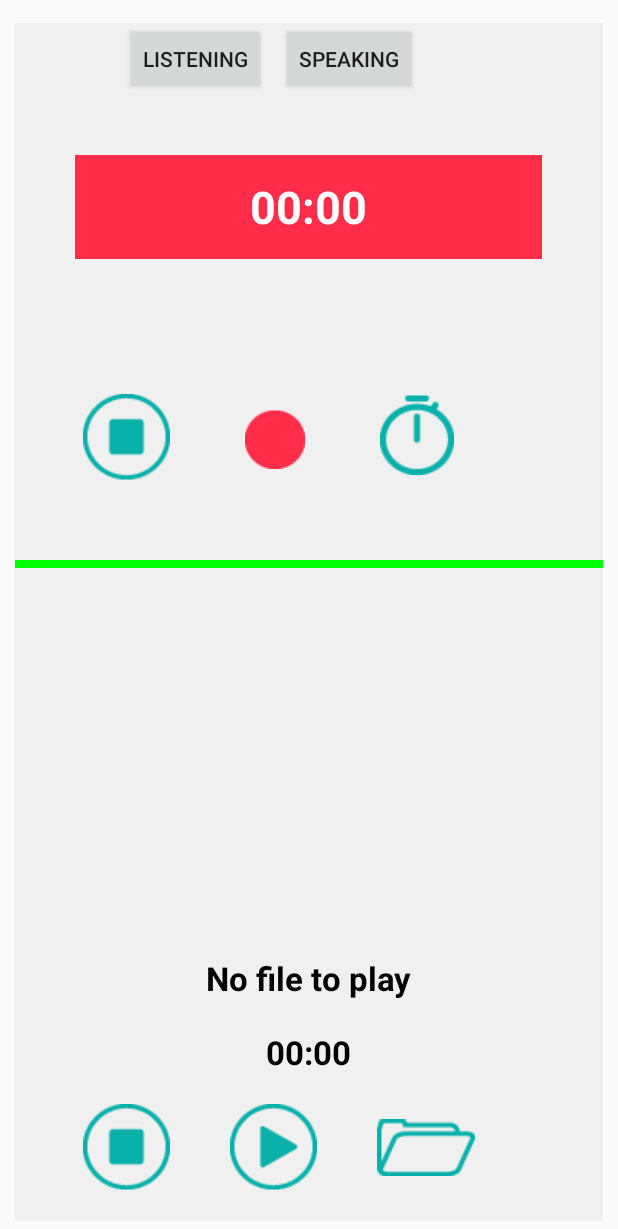
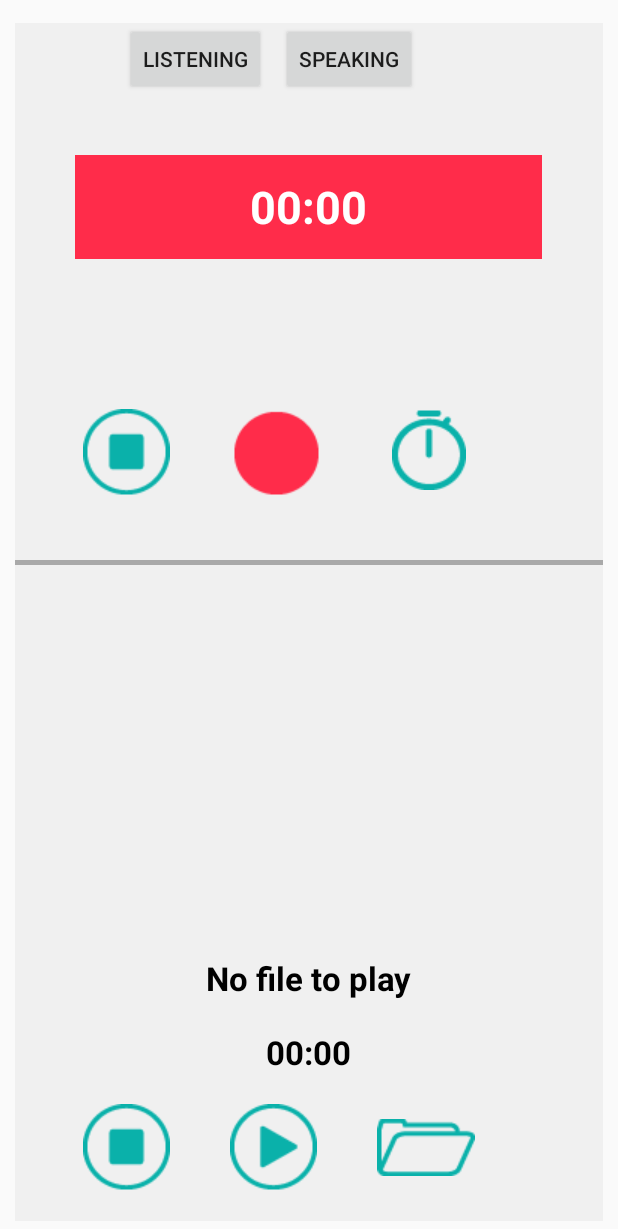
Before and after one commit to issuxark11/HCI_Project, an Android app: the screen it shows after launch (MainActivity), after a tap on "SPEAKING", on a phone screen of 412 x 824 dp. Shown: the top 1229 px of the screen. Run offline under Robolectric (Android 15) with nearby library versions, the phone set to English and light mode, and no system bars.

Commit message:
before experiment

```diff
--- a/app/src/main/java/example/android/issuxark11/hci_lsl_player/FragmentLC.java
+++ b/app/src/main/java/example/android/issuxark11/hci_lsl_player/FragmentLC.java
@@ -35,7 +35,7 @@ public class FragmentLC extends Fragment{
 
         // Set Default Title
         Title_LC = (TextView) view.findViewById(R.id.Title_LC);
-        Title_LC.setText("Title");
+        Title_LC.setText("Test03.mp3");
 
         // Script 처리 부분
         Webview = (WebView) view.findViewById(R.id.ScriptView);
@@ -66,9 +66,9 @@ public class FragmentLC extends Fragment{
             }
         });
 
-        // Stopebtn 처리 부분
+        // Stopbtn 처리 부분
 
-        // Controlybtn 처리 부분
+        // Controlbtn 처리 부분
         Controlbtn_LC = (ImageButton) view.findViewById(R.id.ControlBtnLC);
         Controlbtn_LC.setOnClickListener(new View.OnClickListener() {
             @Override
--- a/app/src/main/res/layout/fragment_lc.xml
+++ b/app/src/main/res/layout/fragment_lc.xml
@@ -60,7 +60,7 @@
         android:layout_width="wrap_content"
         android:layout_height="wrap_content"
         android:layout_marginLeft="13dp"
-        android:layout_marginBottom="28dp"
+        android:layout_marginBottom="25dp"
         android:layout_alignParentBottom="true"
         android:layout_toEndOf="@+id/FolderBtnLC"
         android:dropDownWidth="65dp" />
--- a/app/src/main/res/layout/fragment_sp.xml
+++ b/app/src/main/res/layout/fragment_sp.xml
@@ -17,7 +17,7 @@
             android:layout_height="wrap_content"
             android:layout_centerHorizontal="true"
             android:layout_marginTop="30dp"
-            android:layout_marginBottom="90dp"
+            android:layout_marginBottom="100dp"
             android:background="@drawable/box_full"
             style="@style/SPRStyle" />
 
@@ -26,7 +26,6 @@
             android:background="@drawable/stop"
             android:layout_width="wrap_content"
             android:layout_height="wrap_content"
-            android:layout_marginBottom="10dp"
             android:layout_marginLeft="45dp"
             android:layout_below="@+id/recordtime" />
 
@@ -35,8 +34,7 @@
             android:background="@drawable/record"
             android:layout_width="wrap_content"
             android:layout_height="wrap_content"
-            android:layout_marginTop="10dp"
-            android:layout_marginLeft="50dp"
+            android:layout_marginLeft="42dp"
             android:layout_below="@+id/recordtime"
             android:layout_toEndOf="@+id/StopBtnSPR"/>
 
@@ -45,8 +43,7 @@
             android:background="@drawable/timer"
             android:layout_width="wrap_content"
             android:layout_height="wrap_content"
-            android:layout_marginBottom="10dp"
-            android:layout_marginLeft="50dp"
+            android:layout_marginLeft="48dp"
             android:layout_below="@+id/recordtime"
             android:layout_toEndOf="@+id/RecordBtnSPR"
             />
@@ -54,10 +51,9 @@
     </RelativeLayout>
 
     <View android:layout_width="fill_parent"
-        android:layout_height="5dp"
-        android:layout_marginBottom="20dp"
+        android:layout_height="3dp"
         android:layout_below="@id/sp_layout1"
-        android:background="#00ff00" />
+        android:background="#a9a9a9" />
 
     <RelativeLayout
         android:id="@+id/sp_layout2"
@@ -72,7 +68,6 @@
             android:layout_width="wrap_content"
             android:layout_height="wrap_content"
             android:layout_centerHorizontal="true"
-            android:layout_marginTop="10dp"
             android:layout_marginBottom="10dp"
             android:layout_above="@+id/PlayTimeSPP"
             style="@style/SPPStyle" />
```
Also changed, not shown: app/src/main/res/drawable-mdpi/pause_r.png, app/src/main/res/drawable-mdpi/record.png.
